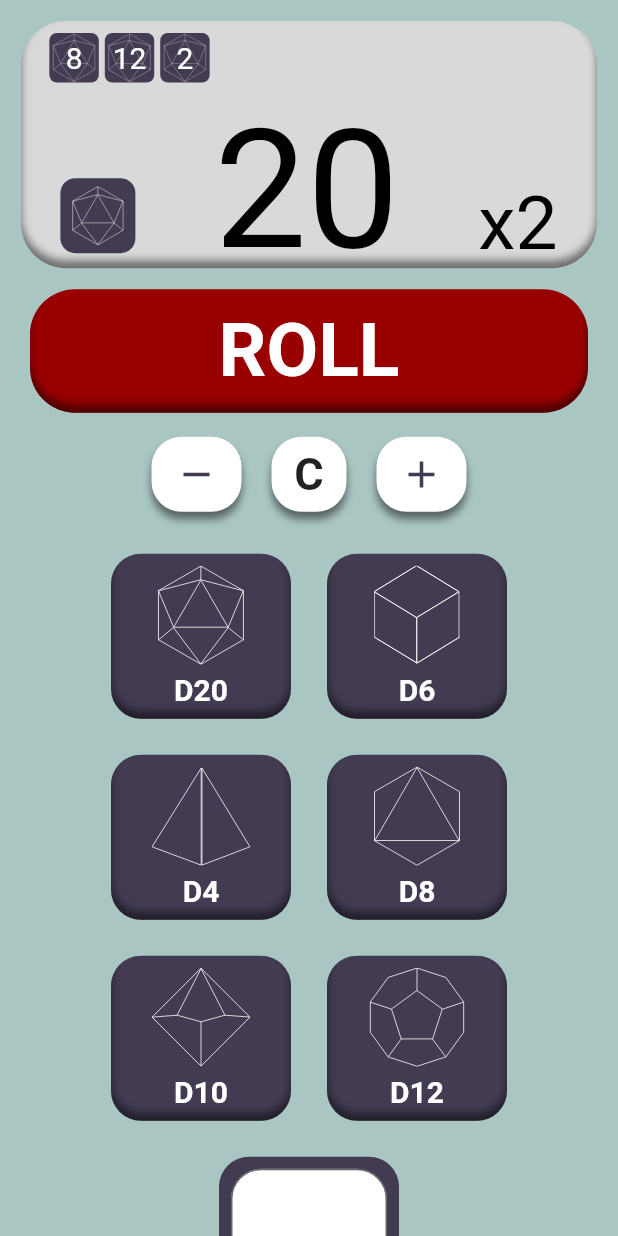
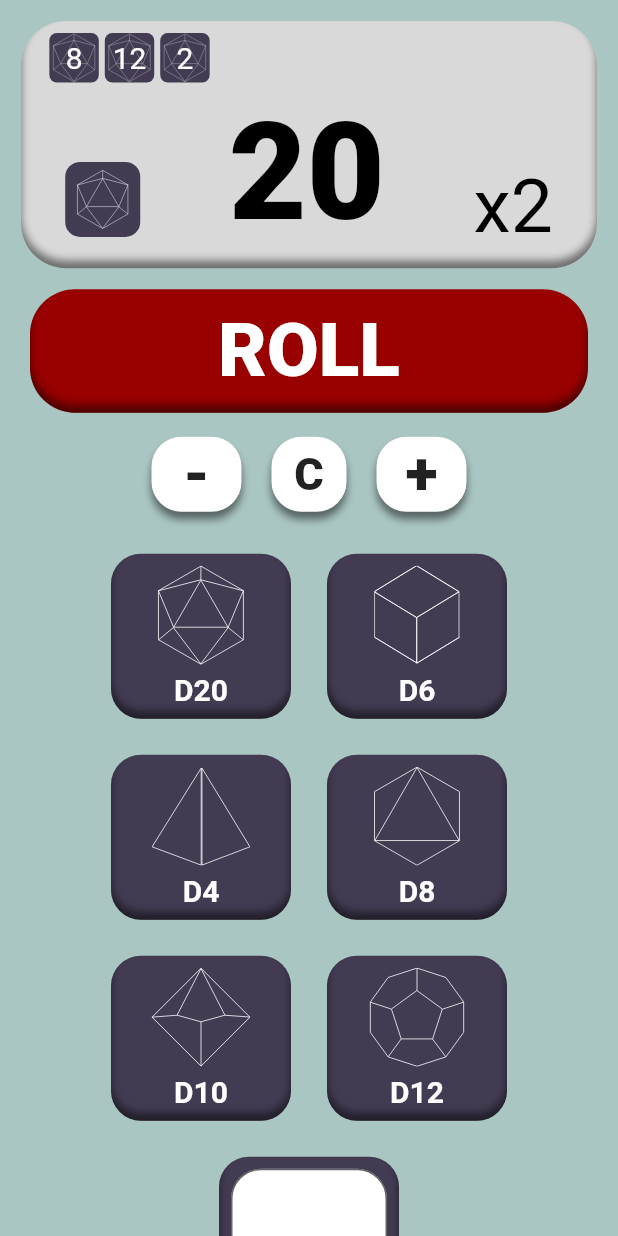
Before and after one commit to dompetriella/simple_roller, a Flutter app: the screen it shows after launch, on a phone screen of 412 x 824 dp. Run offline on Flutter 3.47's test engine with Material 2 defaults, Android fonts, the phone set to English and light mode, and no system bars; our stand-ins replace flutter_inset_box_shadow, flutter_riverpod, flutter_svg.

Commit message:
jussied it up a little

```diff
--- a/lib/components/dice_input_button.dart
+++ b/lib/components/dice_input_button.dart
@@ -16,8 +16,9 @@ class DiceInputButton extends ConsumerWidget {
       height: buttonHeight,
       decoration: BoxDecoration(
           color: ref.watch(themeProvider).diceButtonBg,
-          borderRadius: BorderRadius.all(Radius.circular(
-              ref.watch(themeProvider).diceButtonBorderRadius))),
+          borderRadius: BorderRadius.all(
+              Radius.circular(ref.watch(themeProvider).diceButtonBorderRadius)),
+          boxShadow: ref.watch(themeProvider).innerShadow),
       child: Padding(
         padding: const EdgeInsets.all(8.0),
         child: Column(
--- a/lib/components/multiplier_controls.dart
+++ b/lib/components/multiplier_controls.dart
@@ -27,12 +27,13 @@ class MultiplierControls extends ConsumerWidget {
                       borderRadius: BorderRadius.all(Radius.circular(
                           ref.watch(themeProvider).diceButtonBorderRadius)),
                       boxShadow: ref.watch(themeProvider).multiplierDropShadow),
-                child: Icon(
-                  Icons.remove,
-                  color: ref.watch(themeProvider).multiplierTextColor,
-                  size: 30,
+                  child: Center(
+                    child: Text(
+                      "-",
+                      style:
+                          TextStyle(fontSize: 40, fontWeight: FontWeight.w900),
                     ),
-              ),
+                  )),
               Padding(
                 padding: const EdgeInsets.fromLTRB(20.0, 0, 20.0, 0),
                 child: Container(
@@ -46,7 +47,7 @@ class MultiplierControls extends ConsumerWidget {
                   child: Center(
                       child: Text(
                     "C",
-                    style: TextStyle(fontSize: 30, fontWeight: FontWeight.bold),
+                    style: TextStyle(fontSize: 30, fontWeight: FontWeight.w900),
                   )),
                 ),
               ),
@@ -58,10 +59,13 @@ class MultiplierControls extends ConsumerWidget {
                       borderRadius: BorderRadius.all(Radius.circular(
                           ref.watch(themeProvider).diceButtonBorderRadius)),
                       boxShadow: ref.watch(themeProvider).multiplierDropShadow),
-                child: Icon(Icons.add,
-                    color: ref.watch(themeProvider).multiplierTextColor,
-                    size: 30),
+                  child: Center(
+                    child: Text(
+                      "+",
+                      style:
+                          TextStyle(fontSize: 40, fontWeight: FontWeight.w900),
                     ),
+                  )),
             ],
           ),
         ),
--- a/lib/components/number_display.dart
+++ b/lib/components/number_display.dart
@@ -46,23 +46,19 @@ class NumberDisplay extends ConsumerWidget {
                 ),
               ),
             ),
-            Expanded(
-              child: Row(
+            Row(
               mainAxisAlignment: MainAxisAlignment.spaceAround,
-                crossAxisAlignment: CrossAxisAlignment.center,
+              crossAxisAlignment: CrossAxisAlignment.end,
               children: [
-                  Align(
-                    alignment: Alignment.bottomCenter,
-                    child: Padding(
+                Padding(
                   padding: const EdgeInsets.only(bottom: 10.0),
                   child: Container(
                     width: 50,
                     height: 50,
                     decoration: BoxDecoration(
                         color: ref.watch(themeProvider).diceTypeBgColor,
-                            borderRadius: BorderRadius.all(Radius.circular(ref
-                                .watch(themeProvider)
-                                .diceTypeBorderRadius))),
+                        borderRadius: BorderRadius.all(Radius.circular(
+                            ref.watch(themeProvider).diceTypeBorderRadius))),
                     child: Padding(
                       padding: const EdgeInsets.all(5.0),
                       child: SvgPicture.asset(
@@ -72,27 +68,18 @@ class NumberDisplay extends ConsumerWidget {
                     ),
                   ),
                 ),
-                  ),
-                  Align(
-                    alignment: Alignment.bottomCenter,
-                    child: Text(
+                Text(
                   '20',
                   style: TextStyle(
-                          color:
-                              ref.watch(themeProvider).numberDisplayTextColor,
-                          fontSize: 110),
+                      color: ref.watch(themeProvider).numberDisplayTextColor,
+                      fontSize: 90,
+                      fontWeight: FontWeight.w900),
                 ),
-                  ),
-                  Align(
-                    alignment: Alignment.bottomRight,
-                    child: Text('x2',
+                Text('x2',
                     style: TextStyle(
-                            color:
-                                ref.watch(themeProvider).numberDisplayTextColor,
-                            fontSize: 50)),
-                  )
+                        color: ref.watch(themeProvider).numberDisplayTextColor,
+                        fontSize: 50))
               ],
-              ),
             )
           ],
         ),
--- a/lib/components/roll_button.dart
+++ b/lib/components/roll_button.dart
@@ -26,7 +26,7 @@ class RollButton extends ConsumerWidget {
           style: TextStyle(
               fontSize: 50,
               color: ref.watch(themeProvider).rollButtonTextColor,
-              fontWeight: FontWeight.bold),
+              fontWeight: FontWeight.w900),
         )),
       ),
     );
```
Lines whose indentation alone changed are shown as unchanged.
